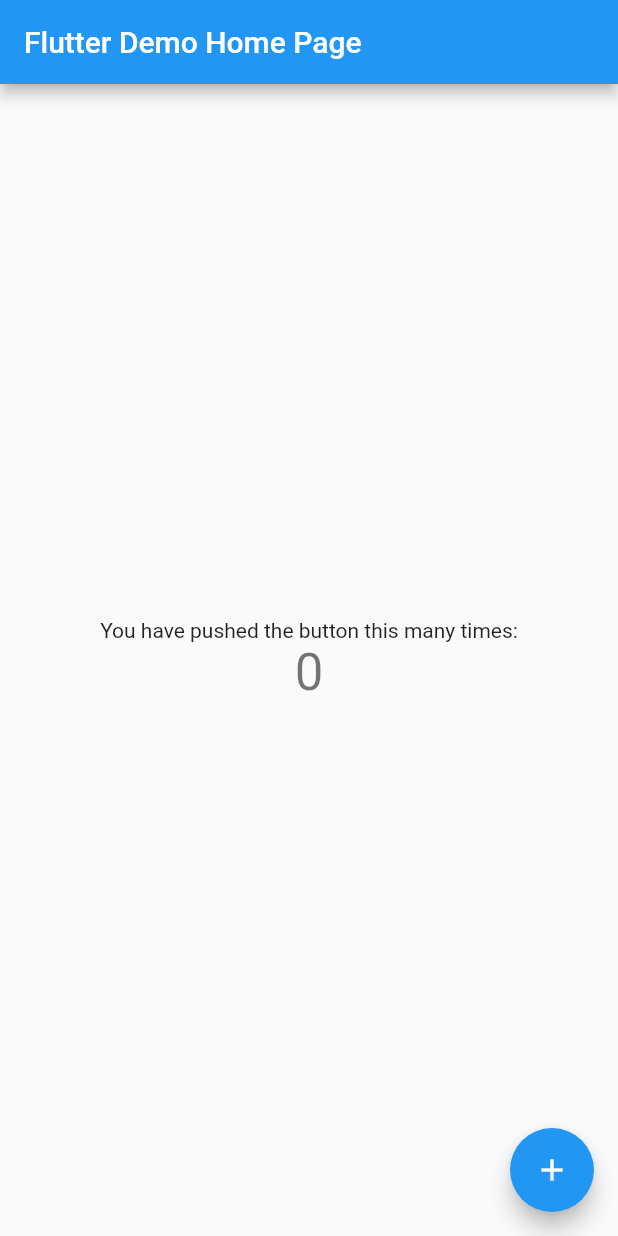
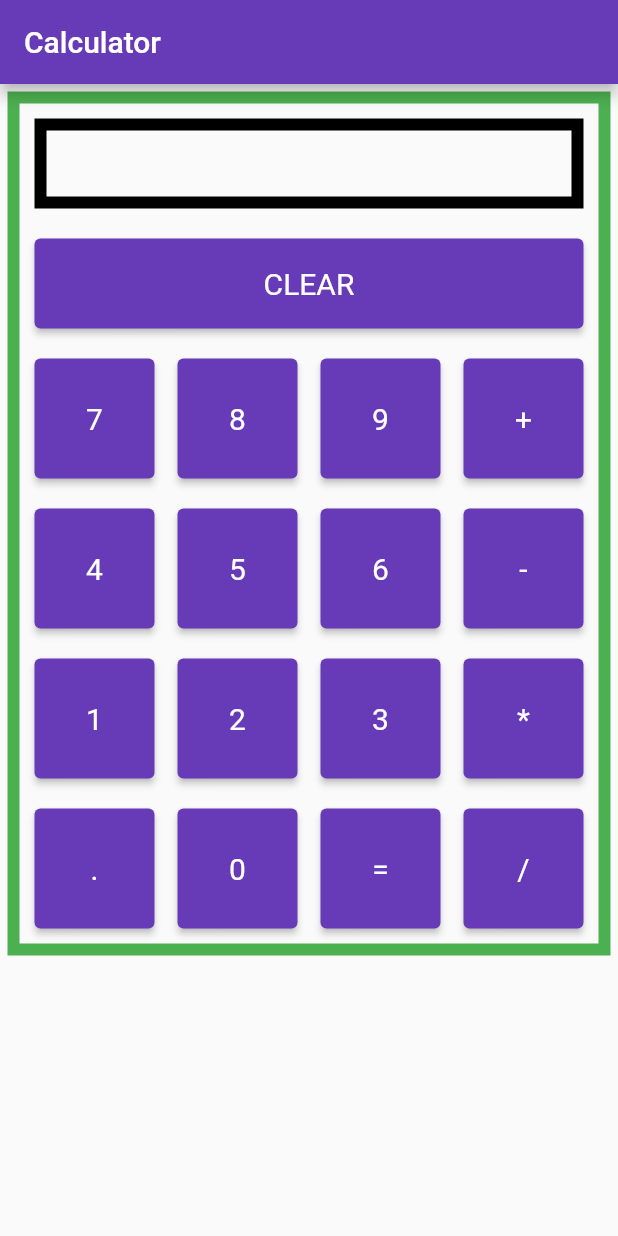
Before and after one commit to hussain7006/Calculator, a Flutter app: the screen it shows after launch, on a phone screen of 412 x 824 dp. Run offline on Flutter 3.47's test engine with Material 2 defaults, Android fonts, the phone set to English and light mode, and no system bars; our stand-ins replace math_expressions.

Commit message:
Design And Functionality Completed

```diff
--- /dev/null
+++ b/calculator/lib/calculator.dart
@@ -0,0 +1,149 @@
+import 'package:flutter/material.dart';
+import 'package:math_expressions/math_expressions.dart';
+
+class Calculator extends StatefulWidget {
+  @override
+  _CalculatorState createState() => _CalculatorState();
+}
+
+class _CalculatorState extends State<Calculator> {
+  var result = "";
+  clear() {
+    setState(() {
+      result = "";
+    });
+  }
+
+  compile() {
+    Parser p = Parser();
+    Expression exp = p.parse(result);
+    ContextModel cm = ContextModel();
+    double eval = exp.evaluate(EvaluationType.REAL, cm);
+    setState(() {
+      result = eval.toString();
+    });
+  }
+
+  Widget button(text) {
+    return ElevatedButton(
+      onPressed: () {
+        setState(() {
+          result += text;
+        });
+      },
+      child: Text(text),
+      style: ElevatedButton.styleFrom(
+        textStyle: TextStyle(fontSize: 20),
+        minimumSize: Size(80.0, 80.0),
+      ),
+    );
+  }
+
+  @override
+  Widget build(BuildContext context) {
+    return Scaffold(
+      appBar: AppBar(
+        title: Text("Calculator"),
+      ),
+      body: Container(
+        padding: EdgeInsets.all(10),
+        margin: EdgeInsets.all(5),
+        decoration: BoxDecoration(
+          border: Border.all(
+            width: 8,
+            color: Colors.green,
+          ),
+        ),
+        child: SingleChildScrollView(
+          child: Column(
+            children: [
+              display(result),
+              SizedBox(height: 20),
+              SizedBox(
+                height: 60,
+                width: double.infinity,
+                child: ElevatedButton(
+                  onPressed: clear,
+                  child: Text("CLEAR"),
+                  style: ElevatedButton.styleFrom(
+                    textStyle: TextStyle(fontSize: 20),
+                    // minimumSize: Size(335.0, 80.0),
+                  ),
+                ),
+              ),
+              SizedBox(height: 20),
+              Row(
+                mainAxisAlignment: MainAxisAlignment.spaceBetween,
+                children: [
+                  button("7"),
+                  button("8"),
+                  button("9"),
+                  button("+"),
+                ],
+              ),
+              SizedBox(height: 20),
+              Row(
+                mainAxisAlignment: MainAxisAlignment.spaceBetween,
+                children: [
+                  button("4"),
+                  button("5"),
+                  button("6"),
+                  button("-"),
+                ],
+              ),
+              SizedBox(height: 20),
+              Row(
+                mainAxisAlignment: MainAxisAlignment.spaceBetween,
+                children: [
+                  button("1"),
+                  button("2"),
+                  button("3"),
+                  button("*"),
+                ],
+              ),
+              SizedBox(height: 20),
+              Row(
+                mainAxisAlignment: MainAxisAlignment.spaceBetween,
+                children: [
+                  button("."),
+                  button("0"),
+                  ElevatedButton(
+                    onPressed: compile,
+                    child: Text("="),
+                    style: ElevatedButton.styleFrom(
+                      textStyle: TextStyle(fontSize: 20),
+                      minimumSize: Size(80.0, 80.0),
+                    ),
+                  ),
+                  button("/"),
+                ],
+              ),
+            ],
+          ),
+        ),
+      ),
+    );
+  }
+}
+
+Widget display(result) {
+  return Container(
+    width: double.infinity,
+    height: 60,
+    decoration: BoxDecoration(
+      border: Border.all(
+        width: 8,
+        color: Colors.black,
+      ),
+    ),
+    child: Text(
+      result,
+      style: TextStyle(
+        fontSize: 30,
+        fontWeight: FontWeight.bold,
+      ),
+      textAlign: TextAlign.center,
+      overflow: TextOverflow.clip,
+    ),
+  );
+}
--- a/calculator/lib/main.dart
+++ b/calculator/lib/main.dart
@@ -1,4 +1,5 @@
 import 'package:flutter/material.dart';
+import './calculator.dart';
 
 void main() {
   runApp(MyApp());
@@ -11,103 +12,9 @@ class MyApp extends StatelessWidget {
     return MaterialApp(
       title: 'Flutter Demo',
       theme: ThemeData(
-        // This is the theme of your application.
-        //
-        // Try running your application with "flutter run". You'll see the
-        // application has a blue toolbar. Then, without quitting the app, try
-        // changing the primarySwatch below to Colors.green and then invoke
-        // "hot reload" (press "r" in the console where you ran "flutter run",
-        // or simply save your changes to "hot reload" in a Flutter IDE).
-        // Notice that the counter didn't reset back to zero; the application
-        // is not restarted.
-        primarySwatch: Colors.blue,
+        primarySwatch: Colors.deepPurple,
       ),
-      home: MyHomePage(title: 'Flutter Demo Home Page'),
+      home: Calculator(),
     );
   }
 }
-
-class MyHomePage extends StatefulWidget {
-  MyHomePage({Key key, this.title}) : super(key: key);
-
-  // This widget is the home page of your application. It is stateful, meaning
-  // that it has a State object (defined below) that contains fields that affect
-  // how it looks.
-
-  // This class is the configuration for the state. It holds the values (in this
-  // case the title) provided by the parent (in this case the App widget) and
-  // used by the build method of the State. Fields in a Widget subclass are
-  // always marked "final".
-
-  final String title;
-
-  @override
-  _MyHomePageState createState() => _MyHomePageState();
-}
-
-class _MyHomePageState extends State<MyHomePage> {
-  int _counter = 0;
-
-  void _incrementCounter() {
-    setState(() {
-      // This call to setState tells the Flutter framework that something has
-      // changed in this State, which causes it to rerun the build method below
-      // so that the display can reflect the updated values. If we changed
-      // _counter without calling setState(), then the build method would not be
-      // called again, and so nothing would appear to happen.
-      _counter++;
-    });
-  }
-
-  @override
-  Widget build(BuildContext context) {
-    // This method is rerun every time setState is called, for instance as done
-    // by the _incrementCounter method above.
-    //
-    // The Flutter framework has been optimized to make rerunning build methods
-    // fast, so that you can just rebuild anything that needs updating rather
-    // than having to individually change instances of widgets.
-    return Scaffold(
-      appBar: AppBar(
-        // Here we take the value from the MyHomePage object that was created by
-        // the App.build method, and use it to set our appbar title.
-        title: Text(widget.title),
-      ),
-      body: Center(
-        // Center is a layout widget. It takes a single child and positions it
-        // in the middle of the parent.
-        child: Column(
-          // Column is also a layout widget. It takes a list of children and
-          // arranges them vertically. By default, it sizes itself to fit its
-          // children horizontally, and tries to be as tall as its parent.
-          //
-          // Invoke "debug painting" (press "p" in the console, choose the
-          // "Toggle Debug Paint" action from the Flutter Inspector in Android
-          // Studio, or the "Toggle Debug Paint" command in Visual Studio Code)
-          // to see the wireframe for each widget.
-          //
-          // Column has various properties to control how it sizes itself and
-          // how it positions its children. Here we use mainAxisAlignment to
-          // center the children vertically; the main axis here is the vertical
-          // axis because Columns are vertical (the cross axis would be
-          // horizontal).
-          mainAxisAlignment: MainAxisAlignment.center,
-          children: <Widget>[
-            Text(
-              'You have pushed the button this many times:',
-            ),
-            Text(
-              '$_counter',
-              style: Theme.of(context).textTheme.headline4,
-            ),
-          ],
-        ),
-      ),
-      floatingActionButton: FloatingActionButton(
-        onPressed: _incrementCounter,
-        tooltip: 'Increment',
-        child: Icon(Icons.add),
-      ), // This trailing comma makes auto-formatting nicer for build methods.
-    );
-  }
-}
--- a/calculator/pubspec.yaml
+++ b/calculator/pubspec.yaml
@@ -35,6 +35,7 @@ dev_dependencies:
 
 # For information on the generic Dart part of this file, see the
 # following page: https://dart.dev/tools/pub/pubspec
+  math_expressions: ^2.1.1
 
 # The following section is specific to Flutter.
 flutter:
```
Also changed, not shown: calculator/pubspec.lock.
